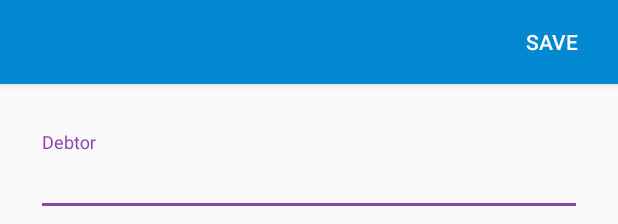
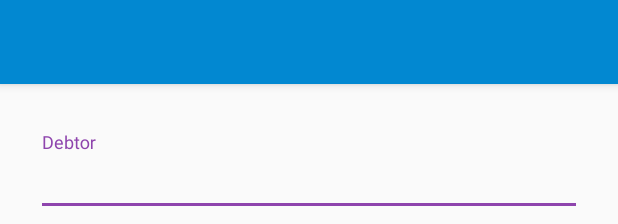
Before and after one commit to Popalay/Yooder, an Android app: the layout dialog_add_debt.xml on its own in the app's theme, with its tools: preview values and no code run, on a phone screen of 412 x 824 dp. Shown: the top 224 px of the screen. Run offline under Robolectric (Android 15) with nearby library versions, the phone set to English and light mode, and no system bars; plain views replace MaterialSpinner.

Commit message:
Добавил полно-экранный диалог добавления долга

```diff
--- a/app/src/main/res/layout/dialog_fragment_add_debt.xml
+++ b/app/src/main/res/layout/dialog_add_debt.xml
@@ -7,31 +7,22 @@
 
     <android.support.design.widget.AppBarLayout
         android:layout_width="match_parent"
-        android:layout_height="wrap_content">
+        android:layout_height="wrap_content"
+        android:theme="@style/ThemeOverlay.AppCompat.Dark.ActionBar">
 
         <android.support.v7.widget.Toolbar
             android:id="@+id/toolbar"
             android:layout_width="match_parent"
             android:layout_height="?attr/actionBarSize"
             android:background="?attr/colorPrimary"
-            app:theme="@style/ThemeOverlay.AppCompat.Dark.ActionBar">
-
-            <Button
-                android:id="@+id/btn_save"
-                style="@style/Widget.AppCompat.Button.Borderless"
-                android:layout_width="wrap_content"
-                android:layout_height="match_parent"
-                android:layout_gravity="end"
-                android:text="Save"
-                android:textColor="@color/white" />
-
-        </android.support.v7.widget.Toolbar>
+            app:theme="@style/ThemeOverlay.AppCompat.Dark.ActionBar" />
 
     </android.support.design.widget.AppBarLayout>
 
     <RelativeLayout
         android:layout_width="match_parent"
         android:layout_height="match_parent"
+        android:orientation="vertical"
         android:padding="@dimen/abc_dialog_padding_material">
 
         <android.support.design.widget.TextInputLayout
```
Also changed, not shown: app/src/main/AndroidManifest.xml (+7 -0 lines), app/src/main/kotlin/com/popalay/yooder/activities/AddDebtDialog.kt (added, +48 -0 lines), app/src/main/kotlin/com/popalay/yooder/fragments/RemindersFragment.kt (+6 -3 lines), app/src/main/res/drawable/ic_arrow_back.xml (added, +9 -0 lines), app/src/main/res/menu/dialog_debt.xml (added, +8 -0 lines).
